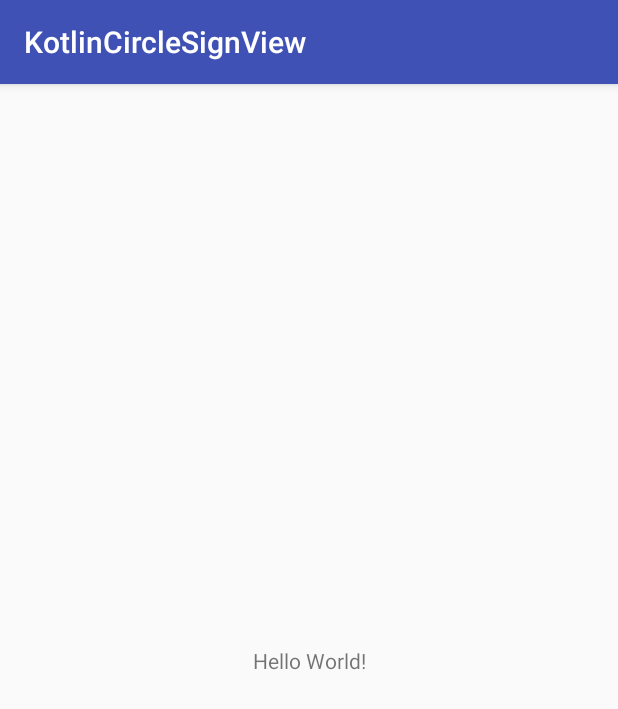
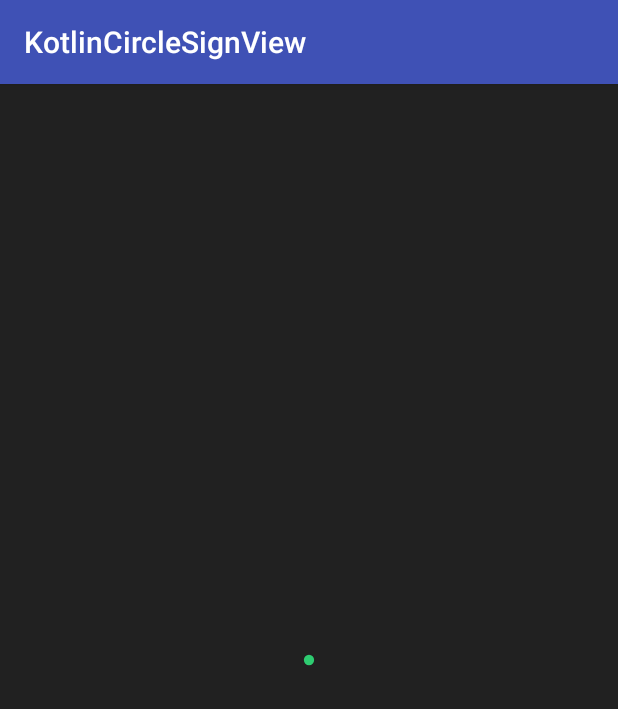
Before and after one commit to Anwesh43/KotlinCircleSignView, an Android app: the screen it shows after launch (MainActivity), on a phone screen of 412 x 824 dp. Shown: the top 709 px of the screen. Run offline under Robolectric (Android 15) with nearby library versions, the phone set to English and light mode, and no system bars; 2 statements that could not run were skipped.

```diff
--- a/app/build.gradle
+++ b/app/build.gradle
@@ -29,6 +29,7 @@ dependencies {
     compile 'com.android.support.constraint:constraint-layout:1.0.2'
     testCompile 'junit:junit:4.12'
     compile "org.jetbrains.kotlin:kotlin-stdlib-jre7:$kotlin_version"
+    compile project(":circlesignview")
 }
 repositories {
     mavenCentral()
--- a/app/src/main/java/ui/anwesome/com/kotlincirclesignview/MainActivity.kt
+++ b/app/src/main/java/ui/anwesome/com/kotlincirclesignview/MainActivity.kt
@@ -2,11 +2,12 @@ package ui.anwesome.com.kotlincirclesignview
 
 import android.support.v7.app.AppCompatActivity
 import android.os.Bundle
+import ui.anwesome.com.circlesignview.CircleSignView
 
 class MainActivity : AppCompatActivity() {
 
     override fun onCreate(savedInstanceState: Bundle?) {
         super.onCreate(savedInstanceState)
-        setContentView(R.layout.activity_main)
+        CircleSignView.create(this)
     }
 }
```
